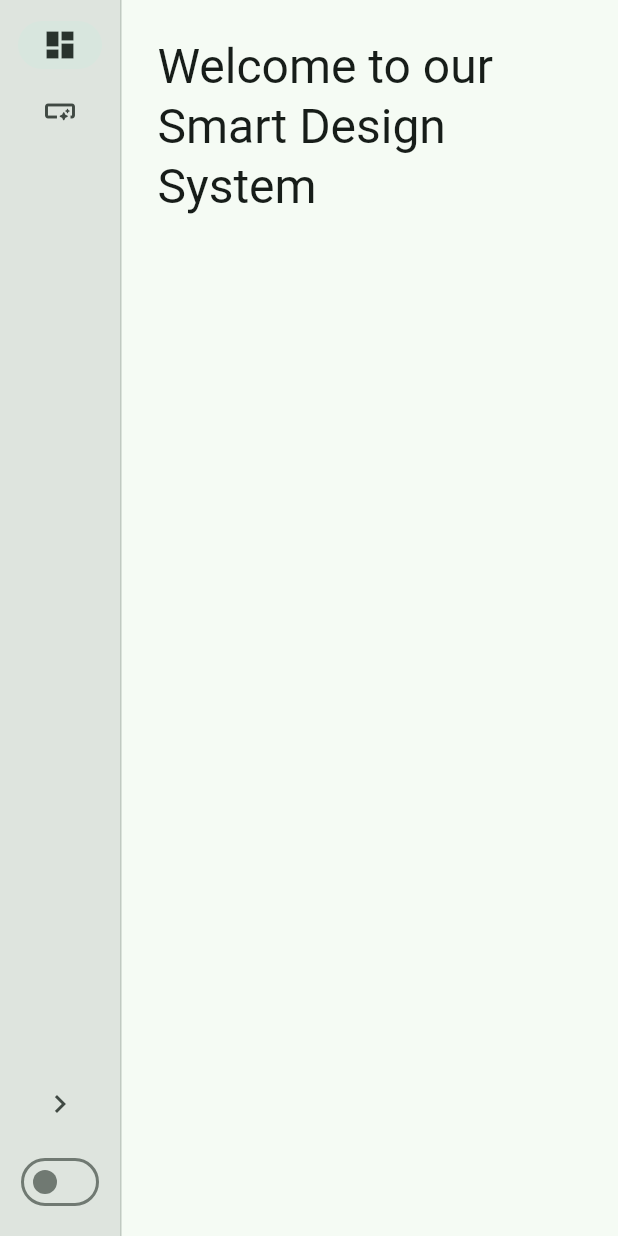
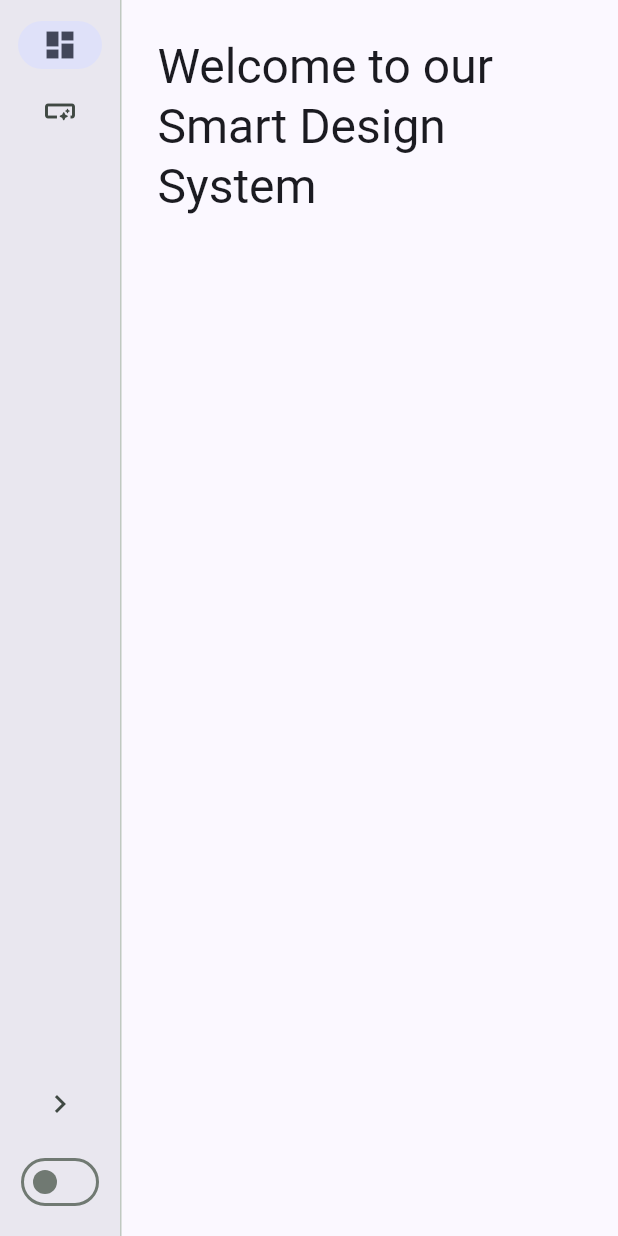
Before and after one commit to felipeemidio/smart_design_system, a Flutter app: the screen it shows after launch, on a phone screen of 412 x 824 dp. Run offline on Flutter 3.47's test engine with Material 3 defaults, Android fonts, the phone set to English and light mode, and no system bars; our stand-ins replace go_router.

Commit message:
feat: improve smart color scheme

```diff
--- a/example/lib/main.dart
+++ b/example/lib/main.dart
@@ -28,14 +28,14 @@ final GoRouter _router = GoRouter(
           path: '/dashboard',
           pageBuilder: (context, state) => buildCustomTransitionPage(
             state: state,
-            child: const DashboardPage(), // Use const if possible
+            child: const DashboardPage(),
           ),
         ),
         GoRoute(
           path: '/buttons',
           pageBuilder: (context, state) => buildCustomTransitionPage(
             state: state,
-            child: const ButtonsPage(), // Use const if possible
+            child: const ButtonsPage(),
           ),
         ),
       ],
@@ -49,13 +49,11 @@ class MyApp extends StatelessWidget {
   @override
   Widget build(BuildContext context) {
     return SmartProvider(
+      defaultBrightness: MediaQuery.platformBrightnessOf(context),
       builder: (context) => MaterialApp.router(
         debugShowCheckedModeBanner: false,
         title: 'Smart Design System',
-        theme: ThemeData(
-          colorScheme: SmartDesignSystem.of(context).colorScheme,
-        ),
-        // home: const HomePage(),
+        theme: SmartDesignSystem.of(context).colorScheme.theme(),
         routerConfig: _router,
       ),
     );
--- a/lib/smart_design_system.dart
+++ b/lib/smart_design_system.dart
@@ -1,12 +1,13 @@
 import 'package:flutter/material.dart';
+import 'package:smart_design_system/src/styles/index.dart';
 
 export 'src/widgets/index.dart';
 export 'src/utils/index.dart';
 export 'src/styles/index.dart';
 
 class SmartDesignSystem extends InheritedWidget {
-  final ColorScheme colorScheme;
-  final ValueChanged<ColorScheme> changeColorScheme;
+  final SmartColors colorScheme;
+  final ValueChanged<SmartColors> changeColorScheme;
 
   const SmartDesignSystem({
     super.key,
--- /dev/null
+++ b/lib/src/styles/default_smart_colors.dart
@@ -0,0 +1,104 @@
+import 'package:flutter/material.dart';
+import 'package:smart_design_system/smart_design_system.dart';
+
+final defaultLightSmartColors = SmartColors(
+  brightness: Brightness.light,
+  primary: Color(0xff4f5b92),
+  onPrimary: Color(0xffffffff),
+  primaryContainer: Color(0xffdde1ff),
+  onPrimaryContainer: Color(0xff374379),
+  secondary: Color(0xff5a5d72),
+  onSecondary: Color(0xffffffff),
+  secondaryContainer: Color(0xffdfe1f9),
+  onSecondaryContainer: Color(0xff424659),
+  info: Color(0xff76546e),
+  onInfo: Color(0xffffffff),
+  infoContainer: Color(0xffffd7f3),
+  onInfoContainer: Color(0xff5c3d56),
+  error: Color(0xffba1a1a),
+  onError: Color(0xffffffff),
+  errorContainer: Color(0xffffdad6),
+  onErrorContainer: Color(0xff93000a),
+  success: Color(0xff4b662c),
+  onSuccess: Color(0xffffffff),
+  successContainer: Color(0xffcdeda4),
+  onSuccessContainer: Color(0xff354e16),
+  warning: Color(0xff8c4f26),
+  onWarning: Color(0xffffffff),
+  warningContainer: Color(0xffffdbc8),
+  onWarningContainer: Color(0xff6f3811),
+  background: Color(0xfffbf8ff),
+  onBackground: Color(0xff1b1b21),
+  outline: Color(0xff767680),
+  disabled: Color(0xffdbd9e0),
+  onDisabled: Color(0xff767680),
+  card: Color(0xffefedf4),
+  cardHigh: Color(0xffe9e7ef),
+  cardLow: Color(0xfff5f2fa),
+);
+
+final defaultDarkSmartColors = SmartColors(
+  brightness: Brightness.dark,
+  primary: Color(0xffb8c3ff),
+  onPrimary: Color(0xff202c61),
+  primaryContainer: Color(0xff374379),
+  onPrimaryContainer: Color(0xffdde1ff),
+  secondary: Color(0xffc3c5dd),
+  onSecondary: Color(0xff2c2f42),
+  secondaryContainer: Color(0xff424659),
+  onSecondaryContainer: Color(0xffdfe1f9),
+  info: Color(0xffe4bad9),
+  onInfo: Color(0xff44273e),
+  infoContainer: Color(0xff5c3d56),
+  onInfoContainer: Color(0xffffd7f3),
+  error: Color(0xffffb4ab),
+  onError: Color(0xff690005),
+  errorContainer: Color(0xff93000a),
+  onErrorContainer: Color(0xffffdad6),
+  success: Color(0xffb1d18a),
+  onSuccess: Color(0xff1f3701),
+  successContainer: Color(0xff354e16),
+  onSuccessContainer: Color(0xffcdeda4),
+  warning: Color(0xffffb68b),
+  onWarning: Color(0xff522300),
+  warningContainer: Color(0xff6f3811),
+  onWarningContainer: Color(0xffffdbc8),
+  background: Color(0xff121318),
+  onBackground: Color(0xffe3e1e9),
+  outline: Color(0xffb1b1bb),
+  disabled: Color(0xffdbd9e0),
+  onDisabled: Color(0xff767680),
+  card: Color(0xff1f1f25),
+  cardHigh: Color(0xff292a2f),
+  cardLow: Color(0xff1b1b21),
+);
+
+// static const lightMainScheme = ColorScheme(
+//     brightness: Brightness.light,
+//     primary: Color(0xFF1BB17A),
+//     onPrimary: Color(0xFFFFFFFF),
+//     primaryContainer: Color(0xFFA8E6CF),
+//     onPrimaryContainer: Color(0xFF083323),
+//     secondary: Color(0xFF7B9786),
+//     onSecondary: Color(0xFFFFFFFF),
+//     secondaryContainer: Color(0xFFD8E6DE),
+//     onSecondaryContainer: Color(0xFF29332D),
+//     tertiary: Color(0xFF6898AA),
+//     onTertiary: Color(0xFFFFFFFF),
+//     tertiaryContainer: Color(0xFFC9DEE6),
+//     onTertiaryContainer: Color(0xFF1F2D33),
+//     error: Color(0xFFB3261E),
+//     onError: Color(0xFFFFFFFF),
+//     errorContainer: Color(0xFFE6ACA9),
+//     onErrorContainer: Color(0xFF330B09),
+//     surface: Color(0xFFf5fbf4),
+//     onSurface: Color(0xFF171d19),
+//     surfaceContainerHighest: Color(0xFFdee4de),
+//     surfaceContainerHigh: Color(0xFFe4eae3),
+//     surfaceContainer: Color(0xFFeaefe9),
+//     surfaceContainerLow: Color(0xFFf0f5ef),
+//     surfaceContainerLowest: Color(0xFFffffff),
+//     onSurfaceVariant: Color(0xFF404943),
+//     outline: Color(0xFF707972),
+//     outlineVariant: Color(0xFFc0c9c1),
+//   );
--- a/lib/src/styles/index.dart
+++ b/lib/src/styles/index.dart
@@ -1 +1,2 @@
 export 'smart_colors.dart';
+export 'default_smart_colors.dart';
--- a/lib/src/styles/smart_colors.dart
+++ b/lib/src/styles/smart_colors.dart
@@ -1,64 +1,197 @@
 import 'package:flutter/material.dart';
 
-abstract class SmartColors {
-  static const ColorScheme deafultScheme = SmartColors.lightMainScheme;
-  static const lightMainScheme = ColorScheme(
-    brightness: Brightness.light,
-    primary: Color(0xFF1BB17A),
-    onPrimary: Color(0xFFFFFFFF),
-    primaryContainer: Color(0xFFA8E6CF),
-    onPrimaryContainer: Color(0xFF083323),
-    secondary: Color(0xFF7B9786),
-    onSecondary: Color(0xFFFFFFFF),
-    secondaryContainer: Color(0xFFD8E6DE),
-    onSecondaryContainer: Color(0xFF29332D),
-    tertiary: Color(0xFF6898AA),
-    onTertiary: Color(0xFFFFFFFF),
-    tertiaryContainer: Color(0xFFC9DEE6),
-    onTertiaryContainer: Color(0xFF1F2D33),
-    error: Color(0xFFB3261E),
-    onError: Color(0xFFFFFFFF),
-    errorContainer: Color(0xFFE6ACA9),
-    onErrorContainer: Color(0xFF330B09),
-    surface: Color(0xFFf5fbf4),
-    onSurface: Color(0xFF171d19),
-    surfaceContainerHighest: Color(0xFFdee4de),
-    surfaceContainerHigh: Color(0xFFe4eae3),
-    surfaceContainer: Color(0xFFeaefe9),
-    surfaceContainerLow: Color(0xFFf0f5ef),
-    surfaceContainerLowest: Color(0xFFffffff),
-    onSurfaceVariant: Color(0xFF404943),
-    outline: Color(0xFF707972),
-    outlineVariant: Color(0xFFc0c9c1),
-  );
+class SmartColors {
+  final Brightness brightness;
 
-  static const darkMainScheme = ColorScheme(
-    brightness: Brightness.dark,
-    primary: Color(0xFF8fd5af),
-    onPrimary: Color(0xFF003823),
-    primaryContainer: Color(0xFF005235),
-    onPrimaryContainer: Color(0xFFaaf2ca),
-    secondary: Color(0xFFb4ccbc),
-    onSecondary: Color(0xFF203529),
-    secondaryContainer: Color(0xFF364b3f),
-    onSecondaryContainer: Color(0xFFd0e8d8),
-    tertiary: Color(0xFFc0e9fa),
-    onTertiary: Color(0xFF063542),
-    tertiaryContainer: Color(0xFF234c5a),
-    onTertiaryContainer: Color(0xFFc0e9fa),
-    error: Color(0xFFE69490),
-    onError: Color(0xFF4C100D),
-    errorContainer: Color(0xFF661511),
-    onErrorContainer: Color(0xFFE6ACA9),
-    surface: Color(0xFF0f1511),
-    onSurface: Color(0xFFdee4de),
-    surfaceContainerHighest: Color(0xFF303632),
-    surfaceContainerHigh: Color(0xFF262b27),
-    surfaceContainer: Color(0xFF1b211d),
-    surfaceContainerLow: Color(0xFF171d19),
-    surfaceContainerLowest: Color(0xFF0a0f0c),
-    onSurfaceVariant: Color(0xFFc0c9c1),
-    outline: Color(0xFF8a938c),
-    outlineVariant: Color(0xFF404943),
-  );
+  final Color primary;
+  final Color onPrimary;
+  final Color primaryContainer;
+  final Color onPrimaryContainer;
+
+  final Color secondary;
+  final Color onSecondary;
+  final Color secondaryContainer;
+  final Color onSecondaryContainer;
+
+  final Color success;
+  final Color onSuccess;
+  final Color successContainer;
+  final Color onSuccessContainer;
+
+  final Color warning;
+  final Color onWarning;
+  final Color warningContainer;
+  final Color onWarningContainer;
+
+  final Color error;
+  final Color onError;
+  final Color errorContainer;
+  final Color onErrorContainer;
+
+  final Color info;
+  final Color onInfo;
+  final Color infoContainer;
+  final Color onInfoContainer;
+
+  final Color background;
+  final Color onBackground;
+
+  final Color cardLow;
+  final Color card;
+  final Color cardHigh;
+
+  final Color disabled;
+  final Color onDisabled;
+  final Color outline;
+
+  const SmartColors({
+    required this.brightness,
+    required this.primary,
+    required this.onPrimary,
+    required this.primaryContainer,
+    required this.onPrimaryContainer,
+    required this.secondary,
+    required this.onSecondary,
+    required this.secondaryContainer,
+    required this.onSecondaryContainer,
+    required this.success,
+    required this.onSuccess,
+    required this.successContainer,
+    required this.onSuccessContainer,
+    required this.warning,
+    required this.onWarning,
+    required this.warningContainer,
+    required this.onWarningContainer,
+    required this.error,
+    required this.onError,
+    required this.errorContainer,
+    required this.onErrorContainer,
+    required this.info,
+    required this.onInfo,
+    required this.infoContainer,
+    required this.onInfoContainer,
+    required this.background,
+    required this.onBackground,
+    required this.cardLow,
+    required this.card,
+    required this.cardHigh,
+    required this.disabled,
+    required this.onDisabled,
+    required this.outline,
+  });
+
+  ColorScheme buildMaterialColorScheme() {
+    return ColorScheme(
+      brightness: brightness,
+      primary: primary,
+      onPrimary: onPrimary,
+      primaryContainer: primaryContainer,
+      onPrimaryContainer: onPrimaryContainer,
+      secondary: secondary,
+      onSecondary: onSecondary,
+      secondaryContainer: secondaryContainer,
+      onSecondaryContainer: onSecondaryContainer,
+      tertiary: info,
+      onTertiary: onInfo,
+      tertiaryContainer: infoContainer,
+      onTertiaryContainer: onInfoContainer,
+      error: error,
+      onError: onError,
+      errorContainer: errorContainer,
+      onErrorContainer: onErrorContainer,
+      surface: background,
+      onSurface: onBackground,
+      surfaceContainerHighest: Color.alphaBlend(cardHigh, brightness == Brightness.dark ? Colors.black : Colors.white),
+      surfaceContainerHigh: cardHigh,
+      surfaceContainer: card,
+      surfaceContainerLow: cardLow,
+      surfaceContainerLowest: Color.alphaBlend(cardLow, background),
+      onSurfaceVariant: Color(0xFF404943),
+      outline: Color(0xFF707972),
+      outlineVariant: Color(0xFFc0c9c1),
+    );
+  }
+
+  ThemeData theme() {
+    final colorScheme = buildMaterialColorScheme();
+    return ThemeData(
+      useMaterial3: true,
+      brightness: brightness,
+      colorScheme: buildMaterialColorScheme(),
+      scaffoldBackgroundColor: colorScheme.surface,
+      canvasColor: colorScheme.surface,
+    );
+  }
+
+  SmartColors copyWith({
+    Brightness? brightness,
+    Color? primary,
+    Color? onPrimary,
+    Color? primaryContainer,
+    Color? onPrimaryContainer,
+    Color? secondary,
+    Color? onSecondary,
+    Color? secondaryContainer,
+    Color? onSecondaryContainer,
+    Color? success,
+    Color? onSuccess,
+    Color? successContainer,
+    Color? onSuccessContainer,
+    Color? warning,
+    Color? onWarning,
+    Color? warningContainer,
+    Color? onWarningContainer,
+    Color? error,
+    Color? onError,
+    Color? errorContainer,
+    Color? onErrorContainer,
+    Color? info,
+    Color? onInfo,
+    Color? infoContainer,
+    Color? onInfoContainer,
+    Color? background,
+    Color? onBackground,
+    Color? cardLow,
+    Color? card,
+    Color? cardHigh,
+    Color? disabled,
+    Color? onDisabled,
+    Color? outline,
+  }) {
+    return SmartColors(
+      brightness: brightness ?? this.brightness,
+      primary: primary ?? this.primary,
+      onPrimary: onPrimary ?? this.onPrimary,
+      primaryContainer: primaryContainer ?? this.primaryContainer,
+      onPrimaryContainer: onPrimaryContainer ?? this.onPrimaryContainer,
+      secondary: secondary ?? this.secondary,
+      onSecondary: onSecondary ?? this.onSecondary,
+      secondaryContainer: secondaryContainer ?? this.secondaryContainer,
+      onSecondaryContainer: onSecondaryContainer ?? this.onSecondaryContainer,
+      success: success ?? this.success,
+      onSuccess: onSuccess ?? this.onSuccess,
+      successContainer: successContainer ?? this.successContainer,
+      onSuccessContainer: onSuccessContainer ?? this.onSuccessContainer,
+      warning: warning ?? this.warning,
+      onWarning: onWarning ?? this.onWarning,
+      warningContainer: warningContainer ?? this.warningContainer,
+      onWarningContainer: onWarningContainer ?? this.onWarningContainer,
+      error: error ?? this.error,
+      onError: onError ?? this.onError,
+      errorContainer: errorContainer ?? this.errorContainer,
+      onErrorContainer: onErrorContainer ?? this.onErrorContainer,
+      info: info ?? this.info,
+      onInfo: onInfo ?? this.onInfo,
+      infoContainer: infoContainer ?? this.infoContainer,
+      onInfoContainer: onInfoContainer ?? this.onInfoContainer,
+      background: background ?? this.background,
+      onBackground: onBackground ?? this.onBackground,
+      cardLow: cardLow ?? this.cardLow,
+      card: card ?? this.card,
+      cardHigh: cardHigh ?? this.cardHigh,
+      disabled: disabled ?? this.disabled,
+      onDisabled: onDisabled ?? this.onDisabled,
+      outline: outline ?? this.outline,
+    );
+  }
 }
--- a/lib/src/utils/smart_provider.dart
+++ b/lib/src/utils/smart_provider.dart
@@ -1,13 +1,14 @@
 import 'package:flutter/material.dart';
 import 'package:smart_design_system/smart_design_system.dart';
+import 'package:smart_design_system/src/styles/default_smart_colors.dart';
 
 class SmartProvider extends StatefulWidget {
-  final Color? overlayColor;
+  final Brightness defaultBrightness;
   final Widget Function(BuildContext context) builder;
   const SmartProvider({
     super.key,
     required this.builder,
-    this.overlayColor,
+    this.defaultBrightness = Brightness.light,
   });
 
   @override
@@ -15,17 +16,18 @@ class SmartProvider extends StatefulWidget {
 }
 
 class _SmartProviderState extends State<SmartProvider> {
-  ColorScheme colors = SmartColors.deafultScheme;
+  late SmartColors colors;
 
   @override
   initState() {
     super.initState();
+    colors = widget.defaultBrightness == Brightness.light ? defaultLightSmartColors : defaultDarkSmartColors;
   }
 
-  onChangeColorScheme(ColorScheme colorScheme) {
-    print('ColorScheme changed');
+  onChangeColorScheme(SmartColors newSmartColors) {
+    print('SmartColors changed');
     setState(() {
-      colors = colorScheme;
+      colors = newSmartColors;
     });
   }
 
```
